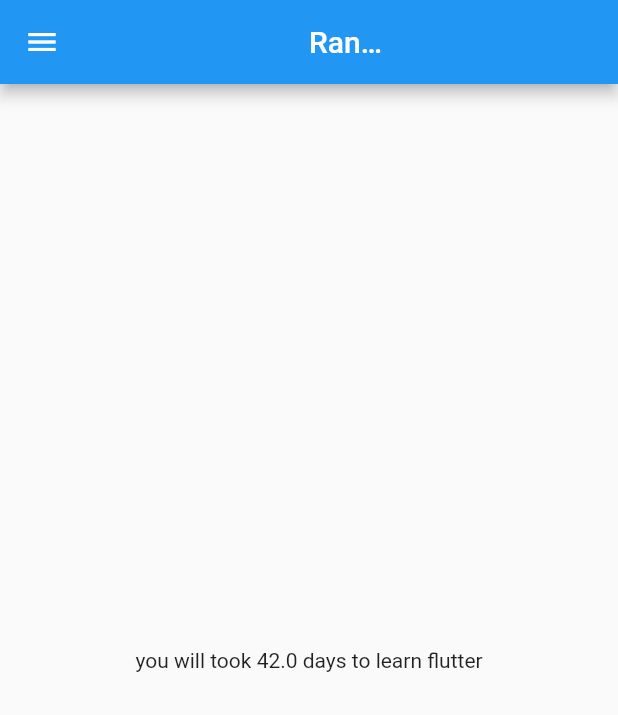
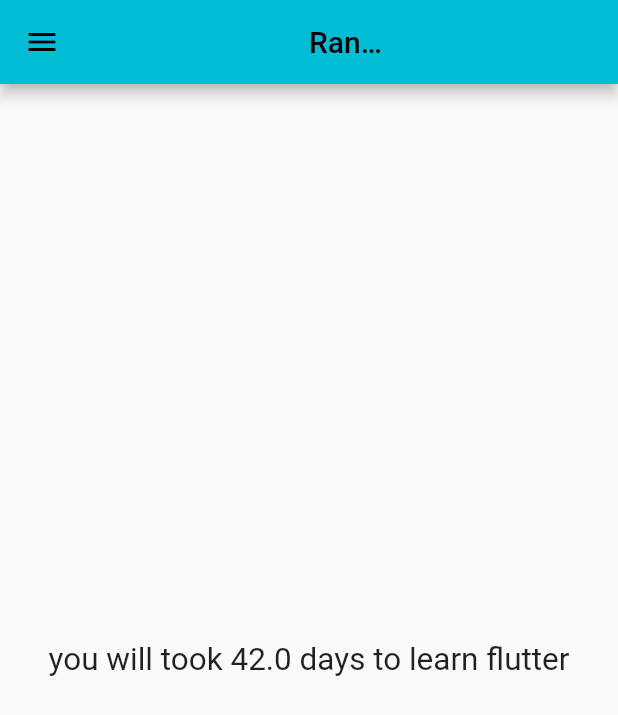
Before and after one commit to reyan1243/flutter_basic, a Flutter app: the screen it shows after launch, on a phone screen of 412 x 824 dp. Shown: the top 715 px of the screen. Run offline on Flutter 3.47's test engine with Material 2 defaults, Android fonts, the phone set to English and light mode, and no system bars.

Commit message:
day3 completed

```diff
--- a/flutter_application_1/lib/main.dart
+++ b/flutter_application_1/lib/main.dart
@@ -1,5 +1,6 @@
 import 'package:flutter/material.dart';
-import 'package:flutter_application_1/home_page.dart';
+import 'package:flutter_application_1/pages/home_page.dart';
+import 'package:flutter_application_1/pages/login_page.dart';
 
 void main() {
   runApp(MyApp());
@@ -9,7 +10,20 @@ class MyApp extends StatelessWidget {
   @override
   Widget build(BuildContext context) {
     return MaterialApp(
-      home: HomePage(),
+      // home: HomePage(),
+      themeMode: ThemeMode.light,
+      theme:
+          ThemeData(primarySwatch: Colors.cyan, brightness: Brightness.light),
+      darkTheme: ThemeData(
+        // brightness: Brightness.dark,
+        primarySwatch: Colors.deepOrange,
+      ),
+      initialRoute: "/home",
+      routes: {
+        "/": (context) => LoginPage(),
+        "/home": (context) => HomePage(),
+        "/login": (context) => LoginPage(),
+      },
     );
   }
 }
--- a/flutter_application_1/lib/home_page.dart
+++ b/flutter_application_1/lib/pages/home_page.dart
@@ -14,7 +14,9 @@ class HomePage extends StatelessWidget {
       drawer: Drawer(),
       body: Center(
         child: Container(
-          child: Text("you will took $val days to learn $str"),
+          child: Text("you will took $val days to learn $str",
+          textScaleFactor: 1.5,
+          ),
         ),
       ),
     );
```
Also changed, not shown: flutter_application_1/lib/pages/login_page.dart (added, +21 -0 lines).
